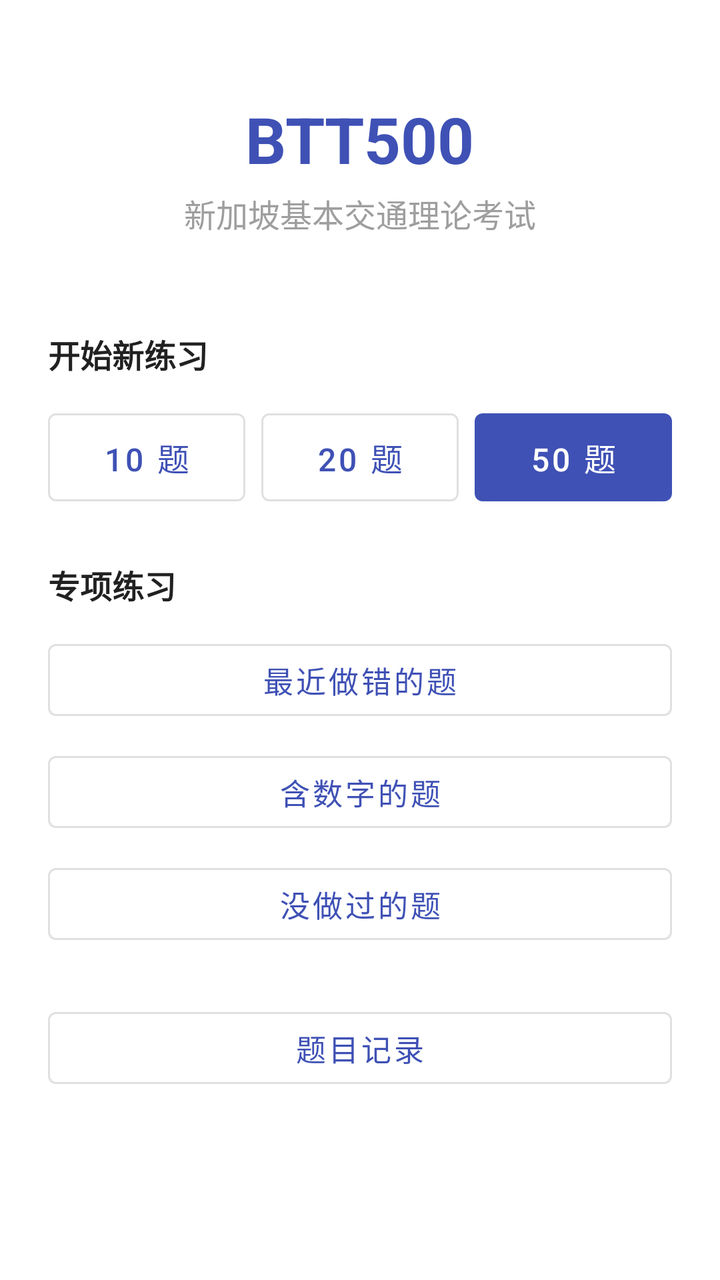
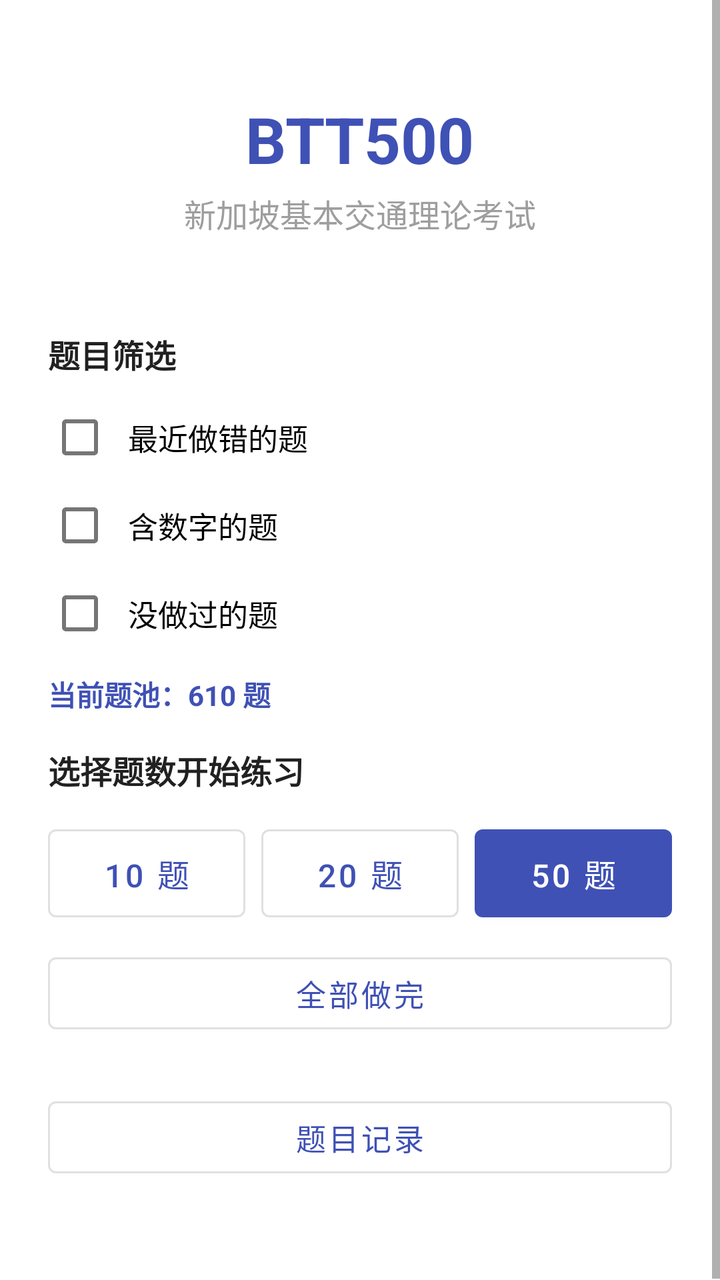

An Android layout rendered at two revisions. The XML below is the earlier revision; the diff shows what the commit changed to produce the second picture.
<!-- AndroidManifest.xml: application theme Theme.BTT500 -->
<!-- res/layout/activity_main.xml -->
<?xml version="1.0" encoding="utf-8"?>
<ScrollView xmlns:android="http://schemas.android.com/apk/res/android"
    android:layout_width="match_parent"
    android:layout_height="match_parent"
    android:background="@color/white"
    android:fillViewport="true">

    <LinearLayout
        android:layout_width="match_parent"
        android:layout_height="wrap_content"
        android:orientation="vertical"
        android:padding="24dp">

        
        <TextView
            android:layout_width="wrap_content"
            android:layout_height="wrap_content"
            android:text="@string/app_name"
            android:textSize="32sp"
            android:textStyle="bold"
            android:textColor="@color/primary"
            android:layout_gravity="center_horizontal"
            android:layout_marginTop="24dp" />

        <TextView
            android:layout_width="wrap_content"
            android:layout_height="wrap_content"
            android:text="新加坡基本交通理论考试"
            android:textSize="16sp"
            android:textColor="@color/medium_gray"
            android:layout_gravity="center_horizontal"
            android:layout_marginTop="4dp" />

        <TextView
            android:id="@+id/tvTotalQuestions"
            android:layout_width="wrap_content"
            android:layout_height="wrap_content"
            android:textSize="14sp"
            android:textColor="@color/medium_gray"
            android:layout_gravity="center_horizontal"
            android:layout_marginTop="4dp"
            android:layout_marginBottom="24dp" />

        
        <LinearLayout
            android:id="@+id/layoutResumeCard"
            android:layout_width="match_parent"
            android:layout_height="wrap_content"
            android:orientation="vertical"
            android:layout_marginBottom="16dp"
            android:visibility="gone" />

        
        <TextView
            android:layout_width="wrap_content"
            android:layout_height="wrap_content"
            android:text="开始新练习"
            android:textSize="16sp"
            android:textStyle="bold"
            android:textColor="@color/dark_text"
            android:layout_marginBottom="12dp" />

        <LinearLayout
            android:layout_width="match_parent"
            android:layout_height="wrap_content"
            android:orientation="horizontal"
            android:layout_marginBottom="24dp">

            <com.google.android.material.button.MaterialButton
                android:id="@+id/btnStart10"
                android:layout_width="0dp"
                android:layout_height="56dp"
                android:layout_weight="1"
                android:text="10 题"
                android:textSize="16sp"
                android:layout_marginEnd="8dp"
                style="@style/Widget.MaterialComponents.Button.OutlinedButton" />

            <com.google.android.material.button.MaterialButton
                android:id="@+id/btnStart20"
                android:layout_width="0dp"
                android:layout_height="56dp"
                android:layout_weight="1"
                android:text="20 题"
                android:textSize="16sp"
                android:layout_marginEnd="8dp"
                style="@style/Widget.MaterialComponents.Button.OutlinedButton" />

            <com.google.android.material.button.MaterialButton
                android:id="@+id/btnStart50"
                android:layout_width="0dp"
                android:layout_height="56dp"
                android:layout_weight="1"
                android:text="50 题"
                android:textSize="16sp" />
        </LinearLayout>

        
        <TextView
            android:layout_width="wrap_content"
            android:layout_height="wrap_content"
            android:text="专项练习"
            android:textSize="16sp"
            android:textStyle="bold"
            android:textColor="@color/dark_text"
            android:layout_marginBottom="12dp" />

        <com.google.android.material.button.MaterialButton
            android:id="@+id/btnRecentWrong"
            android:layout_width="match_parent"
            android:layout_height="48dp"
            android:text="最近做错的题"
            android:textSize="15sp"
            style="@style/Widget.MaterialComponents.Button.OutlinedButton"
            android:layout_marginBottom="8dp" />

        <com.google.android.material.button.MaterialButton
            android:id="@+id/btnWithNumbers"
            android:layout_width="match_parent"
            android:layout_height="48dp"
            android:text="含数字的题"
            android:textSize="15sp"
            style="@style/Widget.MaterialComponents.Button.OutlinedButton"
            android:layout_marginBottom="8dp" />

        <com.google.android.material.button.MaterialButton
            android:id="@+id/btnUnattempted"
            android:layout_width="match_parent"
            android:layout_height="48dp"
            android:text="没做过的题"
            android:textSize="15sp"
            style="@style/Widget.MaterialComponents.Button.OutlinedButton"
            android:layout_marginBottom="24dp" />

        
        <com.google.android.material.button.MaterialButton
            android:id="@+id/btnHistory"
            android:layout_width="match_parent"
            android:layout_height="48dp"
            android:text="@string/view_history"
            android:textSize="15sp"
            style="@style/Widget.MaterialComponents.Button.OutlinedButton"
            android:layout_marginBottom="24dp" />

        
        <LinearLayout
            android:id="@+id/layoutSessionHistory"
            android:layout_width="match_parent"
            android:layout_height="wrap_content"
            android:orientation="vertical"
            android:visibility="gone" />

    </LinearLayout>
</ScrollView>
<!-- resources referenced by this layout -->
<resources>
  <color name="dark_text">#212121</color>
  <color name="medium_gray">#9E9E9E</color>
  <color name="primary">#3F51B5</color>
  <color name="white">#FFFFFF</color>
  <string name="app_name">BTT500</string>
  <string name="view_history">题目记录</string>
  <style name="Theme.BTT500" parent="Theme.MaterialComponents.Light.NoActionBar">
          <item name="colorPrimary">@color/primary</item>
          <item name="colorPrimaryDark">@color/primary_dark</item>
          <item name="colorAccent">@color/accent</item>
      </style>
  <color name="primary_dark">#303F9F</color>
  <color name="accent">#FF4081</color>
</resources>

<!-- the commit's change to res/layout/activity_main.xml (unified diff, before → after) -->
@@ -54,7 +54,56 @@
         <TextView
             android:layout_width="wrap_content"
             android:layout_height="wrap_content"
-            android:text="开始新练习"
+            android:text="题目筛选"
+            android:textSize="16sp"
+            android:textStyle="bold"
+            android:textColor="@color/dark_text"
+            android:layout_marginBottom="8dp" />
+
+        <CheckBox
+            android:id="@+id/cbRecentWrong"
+            android:layout_width="match_parent"
+            android:layout_height="wrap_content"
+            android:text="最近做错的题"
+            android:textSize="15sp"
+            android:paddingStart="8dp"
+            android:minHeight="44dp" />
+
+        <CheckBox
+            android:id="@+id/cbWithNumbers"
+            android:layout_width="match_parent"
+            android:layout_height="wrap_content"
+            android:text="含数字的题"
+            android:textSize="15sp"
+            android:paddingStart="8dp"
+            android:minHeight="44dp" />
+
+        <CheckBox
+            android:id="@+id/cbUnattempted"
+            android:layout_width="match_parent"
+            android:layout_height="wrap_content"
+            android:text="没做过的题"
+            android:textSize="15sp"
+            android:paddingStart="8dp"
+            android:minHeight="44dp" />
+
+        
+        <TextView
+            android:id="@+id/tvFilteredCount"
+            android:layout_width="match_parent"
+            android:layout_height="wrap_content"
+            android:text="当前题池：610 题"
+            android:textSize="14sp"
+            android:textColor="@color/primary"
+            android:textStyle="bold"
+            android:layout_marginTop="8dp"
+            android:layout_marginBottom="16dp" />
+
+        
+        <TextView
+            android:layout_width="wrap_content"
+            android:layout_height="wrap_content"
+            android:text="选择题数开始练习"
             android:textSize="16sp"
             android:textStyle="bold"
             android:textColor="@color/dark_text"
@@ -64,7 +113,7 @@
             android:layout_width="match_parent"
             android:layout_height="wrap_content"
             android:orientation="horizontal"
-            android:layout_marginBottom="24dp">
+            android:layout_marginBottom="8dp">
 
             <com.google.android.material.button.MaterialButton
                 android:id="@+id/btnStart10"
@@ -95,39 +144,11 @@
                 android:textSize="16sp" />
         </LinearLayout>
 
-        
-        <TextView
-            android:layout_width="wrap_content"
-            android:layout_height="wrap_content"
-            android:text="专项练习"
-            android:textSize="16sp"
-            android:textStyle="bold"
-            android:textColor="@color/dark_text"
-            android:layout_marginBottom="12dp" />
-
         <com.google.android.material.button.MaterialButton
-            android:id="@+id/btnRecentWrong"
+            android:id="@+id/btnStartAll"
             android:layout_width="match_parent"
             android:layout_height="48dp"
-            android:text="最近做错的题"
-            android:textSize="15sp"
-            style="@style/Widget.MaterialComponents.Button.OutlinedButton"
-            android:layout_marginBottom="8dp" />
-
-        <com.google.android.material.button.MaterialButton
-            android:id="@+id/btnWithNumbers"
-            android:layout_width="match_parent"
-            android:layout_height="48dp"
-            android:text="含数字的题"
-            android:textSize="15sp"
-            style="@style/Widget.MaterialComponents.Button.OutlinedButton"
-            android:layout_marginBottom="8dp" />
-
-        <com.google.android.material.button.MaterialButton
-            android:id="@+id/btnUnattempted"
-            android:layout_width="match_parent"
-            android:layout_height="48dp"
-            android:text="没做过的题"
+            android:text="全部做完"
             android:textSize="15sp"
             style="@style/Widget.MaterialComponents.Button.OutlinedButton"
             android:layout_marginBottom="24dp" />
